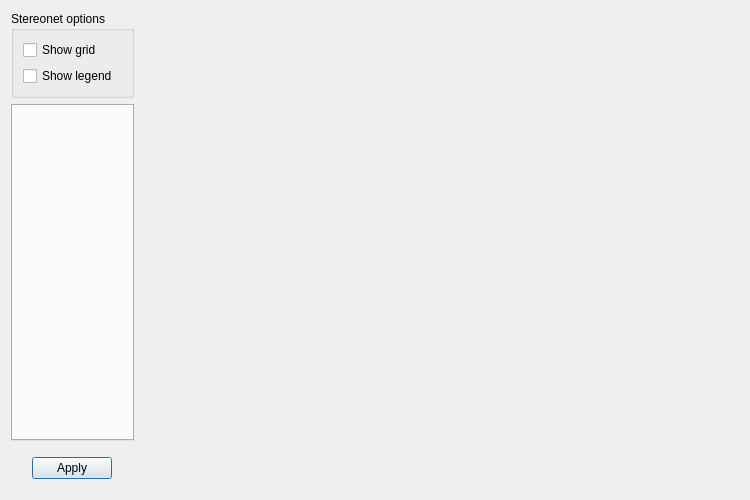
The window that ui/readsdb_plot.ui (ondrolexa/readsdb) describes before a commit, drawn with Qt 5.
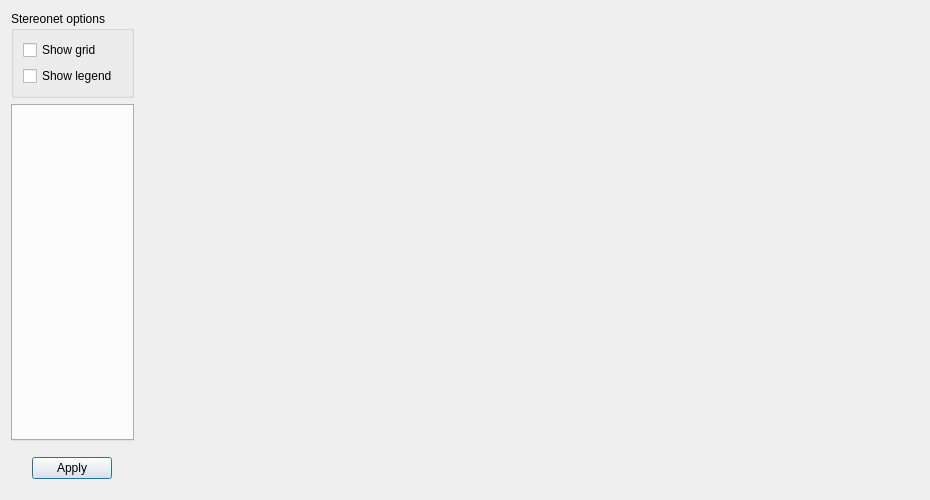
The same window after the commit.

```diff
--- a/ui/readsdb_plot.ui
+++ b/ui/readsdb_plot.ui
@@ -6,7 +6,7 @@
    <rect>
     <x>0</x>
     <y>0</y>
-    <width>750</width>
+    <width>930</width>
     <height>500</height>
    </rect>
   </property>
```
Left out of the diff: 2 changed lines with no effect on the pictures.
